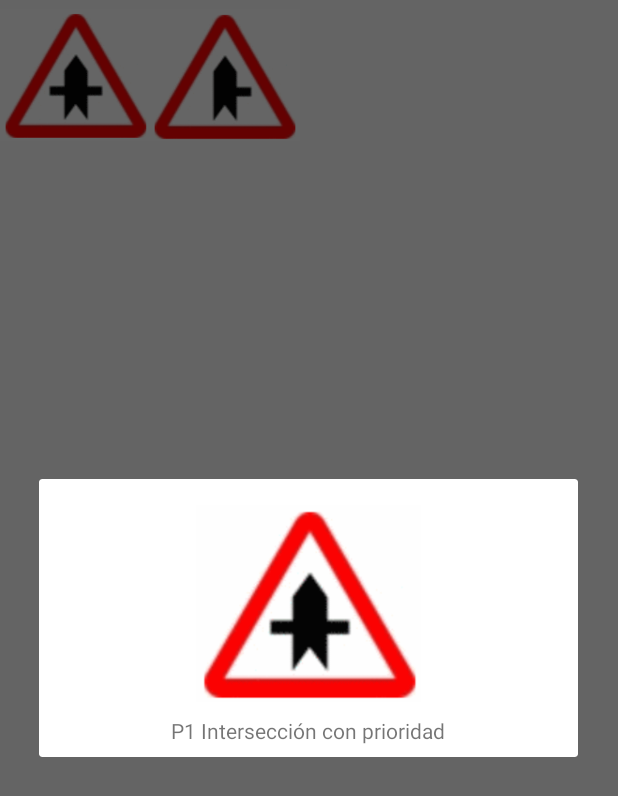
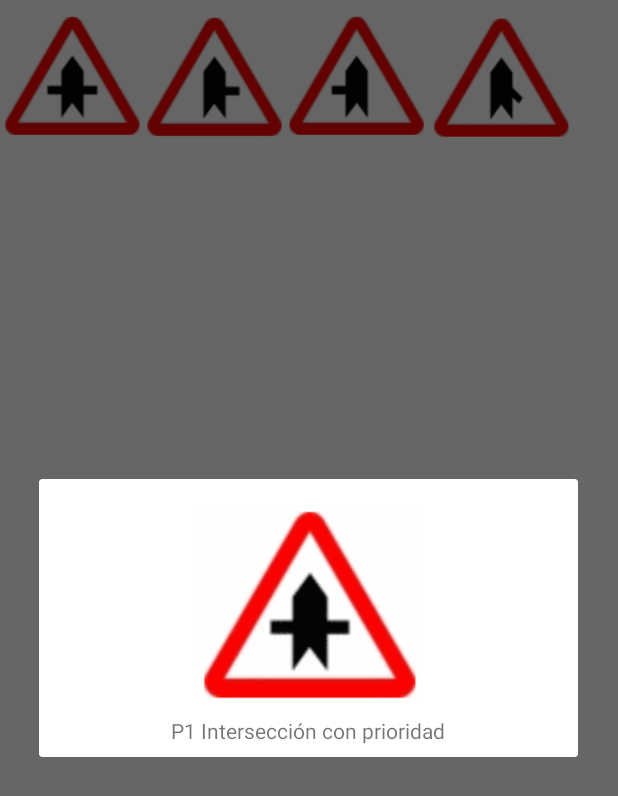
Before and after one commit to chrisvk66/Sealesdetrafico, an Android app: the Signals_danger screen opened directly, with no data from a screen before it, after a tap on an icon or button, on a phone screen of 412 x 824 dp. Shown: the top 796 px of the screen. Run offline under Robolectric (Android 15) with nearby library versions, the light colour scheme and no system bars.

Commit message:
Todo funciona 100% solo hay que cambiar la descripcion y la imagen segun corresponda

```diff
--- a/app/src/main/java/com/signals/traffic/sealesdetrafico/Signals_danger.kt
+++ b/app/src/main/java/com/signals/traffic/sealesdetrafico/Signals_danger.kt
@@ -51,6 +51,16 @@ class Signals_danger : AppCompatActivity() {
                 text_dialog.setText(R.string.danger2) //aqui cambiaria la descripcion
                 signal_dialog.setImageResource(R.drawable.danger2) //aqui cambia la imagen
             }
+
+            R.id.danger3 ->{
+                text_dialog.setText(R.string.danger3) //aqui cambiaria la descripcion
+                signal_dialog.setImageResource(R.drawable.danger3) //aqui cambia la imagen
+            }
+
+            R.id.danger4 ->{
+                text_dialog.setText(R.string.danger4) //aqui cambiaria la descripcion
+                signal_dialog.setImageResource(R.drawable.danger4) //aqui cambia la imagen
+            }
         }
     }
 
--- a/app/src/main/res/layout/signal_danger.xml
+++ b/app/src/main/res/layout/signal_danger.xml
@@ -2,7 +2,8 @@
 <LinearLayout xmlns:android="http://schemas.android.com/apk/res/android"
     xmlns:app="http://schemas.android.com/apk/res-auto"
     android:orientation="vertical" android:layout_width="match_parent"
-    android:layout_height="match_parent">
+    android:layout_height="match_parent"
+    android:background="@color/blanco">
 
     <TableLayout
         android:layout_width="match_parent"
@@ -14,7 +15,7 @@
 
             <ImageView
                 android:id="@+id/danger1"
-                android:layout_width="100dp"
+                android:layout_width="95dp"
                 android:layout_height="100dp"
                 android:clickable="true"
                 android:focusable="true"
@@ -23,12 +24,26 @@
 
             <ImageView
                 android:id="@+id/danger2"
-                android:layout_width="100dp"
+                android:layout_width="95dp"
                 android:layout_height="100dp"
                 android:clickable="true"
                 android:focusable="true"
                 android:onClick="verSeñal"
                 app:srcCompat="@drawable/danger2" />
+
+            <ImageView
+                android:id="@+id/danger3"
+                android:layout_width="95dp"
+                android:layout_height="100dp"
+                android:onClick="verSeñal"
+                app:srcCompat="@drawable/danger3" />
+
+            <ImageView
+                android:id="@+id/danger4"
+                android:layout_width="95dp"
+                android:layout_height="100dp"
+                android:onClick="verSeñal"
+                app:srcCompat="@drawable/danger4" />
 
         </TableRow>
 
--- a/app/src/main/res/values/colors.xml
+++ b/app/src/main/res/values/colors.xml
@@ -3,4 +3,6 @@
     <color name="colorPrimary">#3F51B5</color>
     <color name="colorPrimaryDark">#303F9F</color>
     <color name="colorAccent">#FF4081</color>
+
+    <color name="blanco">#FFF</color>
 </resources>
--- a/app/src/main/res/values/strings.xml
+++ b/app/src/main/res/values/strings.xml
@@ -15,4 +15,6 @@
 
     <string name="danger1">P1 Intersección con prioridad</string>
     <string name="danger2">P1a Intersección con prioridad sobre vía a la derecha</string>
+    <string name="danger3">P1b Intersección con prioridad sobre vía a la izquierda</string>
+    <string name="danger4">P1c Intersección con prioridad sobre incorporación a la derecha</string>
 </resources>
```
Also changed, not shown: app/src/main/res/drawable/danger3.png (added), app/src/main/res/drawable/danger4.png (added), app/src/main/res/drawable/danger5.png (added).
